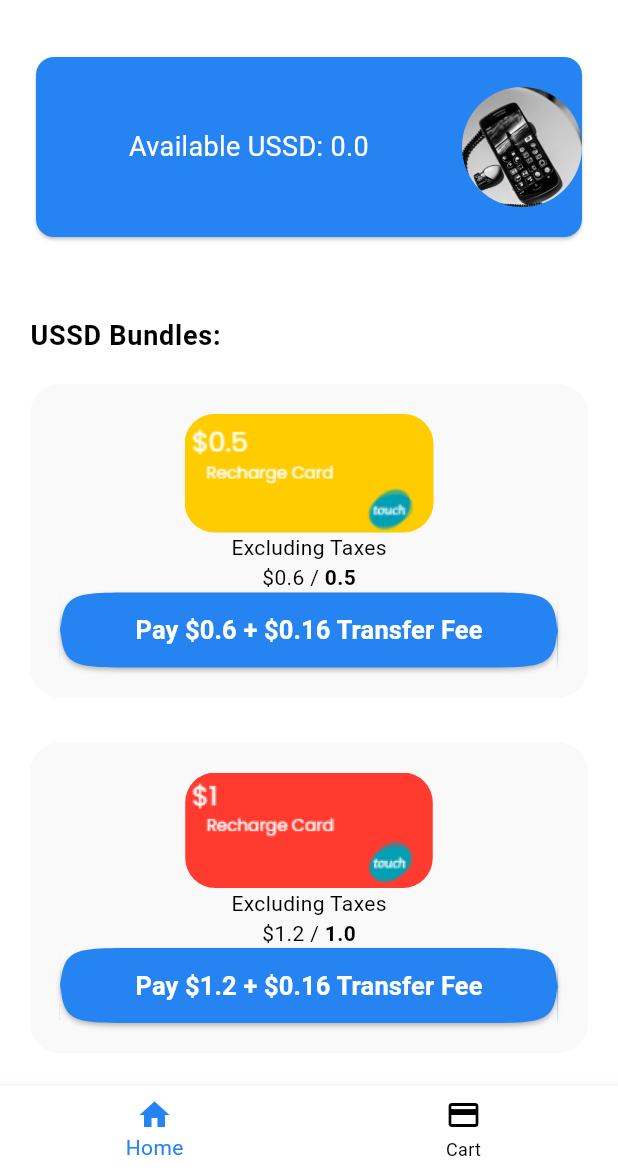
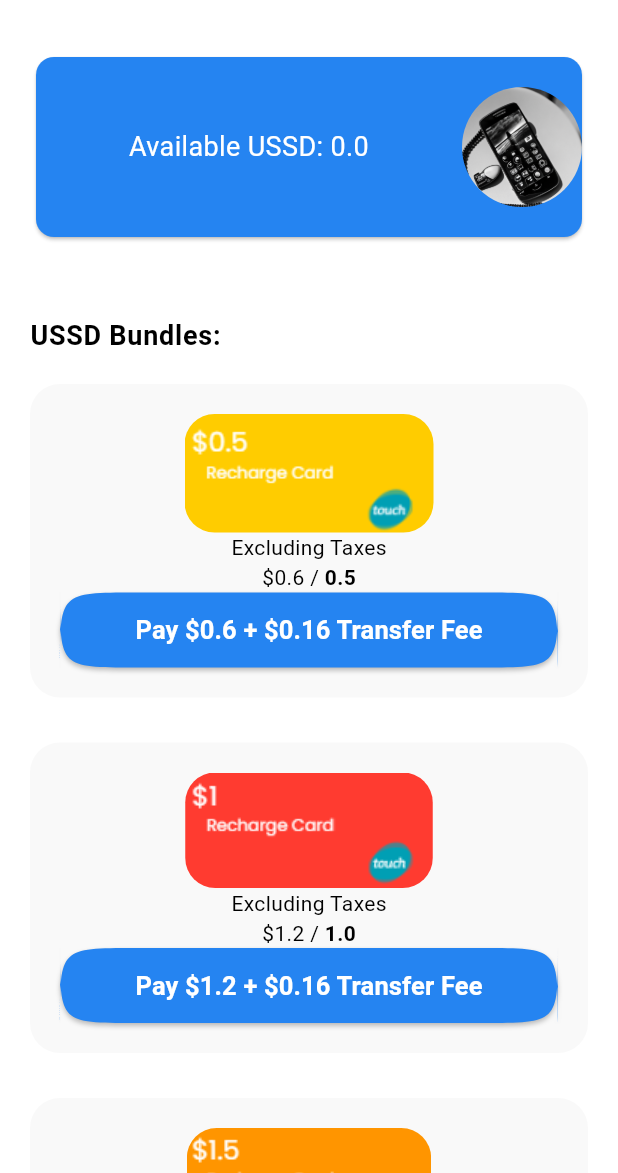
Before and after one commit to jihaddmz/lebussd, a Flutter app: the ScreenHome screen opened directly, on a phone screen of 412 x 824 dp, the part 63-1236 px from its top. Run offline on Flutter 3.47's test engine with Material 2 defaults, Android fonts, the phone set to English and light mode, and no system bars; our stand-ins replace cloud_firestore, firebase_auth, firebase_core, permission_handler, rxdart; missing offline and left inert: dart_ping, flutter_sms, path_provider_android, ussd_service; accounts and stored records are empty; Roboto replaces fonts that are missing (Poppins).

Commit message:
removed screen_cart

```diff
--- a/lib/models/model_bundle.dart
+++ b/lib/models/model_bundle.dart
@@ -2,7 +2,6 @@
   String imagePath;
   double price;
   double bundle;
-  bool isOrdered;
 
-  ModelBundle(this.imagePath, this.price, this.bundle, this.isOrdered);
+  ModelBundle(this.imagePath, this.price, this.bundle);
 }
--- a/lib/models/model_cart.dart
+++ /dev/null
@@ -1,8 +0,0 @@
-class ModelCart {
-  String image;
-  double price;
-  double bundle;
-  int quantity;
-
-  ModelCart(this.image, this.price, this.bundle, this.quantity);
-}
--- a/lib/screen_home.dart
+++ b/lib/screen_home.dart
@@ -6,8 +6,6 @@
 import 'package:lebussd/colors.dart';
 import 'package:lebussd/helper_dialog.dart';
 import 'package:lebussd/models/model_bundle.dart';
-import 'package:lebussd/models/model_cart.dart';
-import 'package:lebussd/screen_cart.dart';
 import 'package:lebussd/singleton.dart';
 import 'package:rxdart/rxdart.dart';
 import 'package:ussd_service/ussd_service.dart';
@@ -20,7 +18,6 @@
 }
 
 class _ScreenHome extends State<ScreenHome> {
-  int _selectedIndex = 0;
   double _availableUSSD = 0.0;
 
   late StreamSubscription<QuerySnapshot<Map<String, dynamic>>> subscription;
@@ -39,6 +36,10 @@
     }
   }
 
+  /// method for client
+  /// in firestore there is a field responsible for disabling the app for client, incase there is something wrong,
+  /// so listening for changes in this field (enableApp)
+  ///
   void fetchIfAppIsForcedDisable() {
     var before = true;
     final collRef = Singleton().db.collection("app");
@@ -60,6 +61,9 @@
     }, onError: (error) => print("Listen failed: $error"));
   }
 
+  /// method for server
+  /// checking the on device available ussd and set it to firestore, so the client can fetch it
+  ///
   void checkUSSD() async {
     int subscriptionId = 1; // sim card subscription ID
     String code = "*220#"; // ussd code payload
@@ -82,6 +86,9 @@
     } catch (e) {}
   }
 
+  /// method for client side
+  /// auto fetch the number of available ussd in the server phone, and set it to the variable _availableussd
+  ///
   void fetchNumberOfUSSD() async {
     Singleton()
         .db
@@ -99,6 +106,10 @@
     });
   }
 
+  /// method for server phone
+  /// this method is for the server phone that will listen to insertion to docs in firestore in order to
+  /// charge the user
+  ///
   void listen() {
     try {
       debouncedStream = BehaviorSubject<QuerySnapshot>();
@@ -138,6 +149,9 @@
     }
   }
 
+  /// method for server
+  /// charging the client by sending a message to the client phone number ex: 76815643t1
+  ///
   void _sendSMS(
       {required String message,
       required List<String> recipients,
@@ -155,26 +169,6 @@
   @override
   Widget build(BuildContext context) {
     return Scaffold(
-        bottomNavigationBar: BottomNavigationBar(
-          onTap: (index) {
-            setState(() {
-              if (_selectedIndex != index) {
-                Navigator.of(context)
-                    .push(MaterialPageRoute(builder: (BuildContext context) {
-                  if (index == 0) {
-                    return ScreenHome();
-                  } else {
-                    return ScreenCart();
-                  }
-                }));
-              }
-            });
-          },
-          selectedItemColor: primaryColor,
-          unselectedItemColor: Colors.black,
-          items: Singleton().listOfBottomNavItems,
-          currentIndex: _selectedIndex,
-        ),
         appBar: AppBar(
             leading: const Icon(Icons.store),
             title: Text('LebUSSD',
@@ -291,18 +285,9 @@
             ),
             ElevatedButton(
               onPressed: () {
-                if (!modelBundle.isOrdered) {
                 if (Singleton().isConnected) {
                   if (modelBundle.bundle <= _availableUSSD + 0.16) {
-                      // card can be charged
-                      Singleton().listOfCart.add(ModelCart(
-                          modelBundle.imagePath,
-                          modelBundle.price,
-                          modelBundle.bundle,
-                          1));
-                      setState(() {
-                        modelBundle.isOrdered = true;
-                      });
+                    // todo card can be charged
                   } else {
                     // there is no enough credits to charge
                     HelperDialog().showDialogInfo(
@@ -314,27 +299,11 @@
                     });
                   }
                 }
-                } else {
-                  null;
-                }
               },
-              style: !modelBundle.isOrdered
-                  ? ButtonStyle(
-                      foregroundColor:
-                          MaterialStateProperty.all<Color>(Colors.white),
+              style: ButtonStyle(
+                foregroundColor: MaterialStateProperty.all<Color>(Colors.white),
                 backgroundColor:
                     MaterialStateProperty.all<Color>(primaryColor),
-                      shape: MaterialStateProperty.all<OutlinedBorder>(
-                          ContinuousRectangleBorder(
-                              borderRadius: BorderRadius.circular(50))),
-                      minimumSize: MaterialStateProperty.all<Size>(
-                          Size(MediaQuery.of(context).size.width - 50, 50)),
-                    )
-                  : ButtonStyle(
-                      foregroundColor:
-                          MaterialStateProperty.all<Color>(Colors.black),
-                      backgroundColor:
-                          MaterialStateProperty.all<Color>(secondaryColor),
                 shape: MaterialStateProperty.all<OutlinedBorder>(
                     ContinuousRectangleBorder(
                         borderRadius: BorderRadius.circular(50))),
--- a/lib/singleton.dart
+++ b/lib/singleton.dart
@@ -1,10 +1,8 @@
 import 'package:cloud_firestore/cloud_firestore.dart';
 import 'package:firebase_auth/firebase_auth.dart';
-import 'package:flutter/cupertino.dart';
 import 'package:flutter/material.dart';
 
 import 'models/model_bundle.dart';
-import 'models/model_cart.dart';
 
 class Singleton {
   static final Singleton _instance = Singleton._internal();
@@ -21,18 +19,17 @@
   late FirebaseFirestore db;
   String serverPhoneNubmer = "+96181909560";
   List<ModelBundle> listOfBundle = [
-    ModelBundle('images/img_0.5.png', 0.6, 0.5, false),
-    ModelBundle('images/img_1.png', 1.2, 1, false),
-    ModelBundle('images/img_1.5.png', 1.8, 1.5, false),
-    ModelBundle('images/img_2.png', 2.4, 2, false),
-    ModelBundle('images/img_2.5.png', 3, 2.5, false),
-    ModelBundle('images/img_3.png', 3.6, 3, false)
+    ModelBundle('images/img_0.5.png', 0.6, 0.5),
+    ModelBundle('images/img_1.png', 1.2, 1),
+    ModelBundle('images/img_1.5.png', 1.8, 1.5),
+    ModelBundle('images/img_2.png', 2.4, 2),
+    ModelBundle('images/img_2.5.png', 3, 2.5),
+    ModelBundle('images/img_3.png', 3.6, 3)
   ];
   List<BottomNavigationBarItem> listOfBottomNavItems = [
     const BottomNavigationBarItem(icon: Icon(Icons.home), label: 'Home'),
     const BottomNavigationBarItem(icon: Icon(Icons.payment), label: 'Cart'),
   ];
   late String phoneNumber;
-  List<ModelCart> listOfCart = [];
   bool isConnected = true;
 }
```
Also changed, not shown: lib/screen_cart.dart (deleted, +0 -138 lines). Lines whose indentation alone changed are shown as unchanged.
